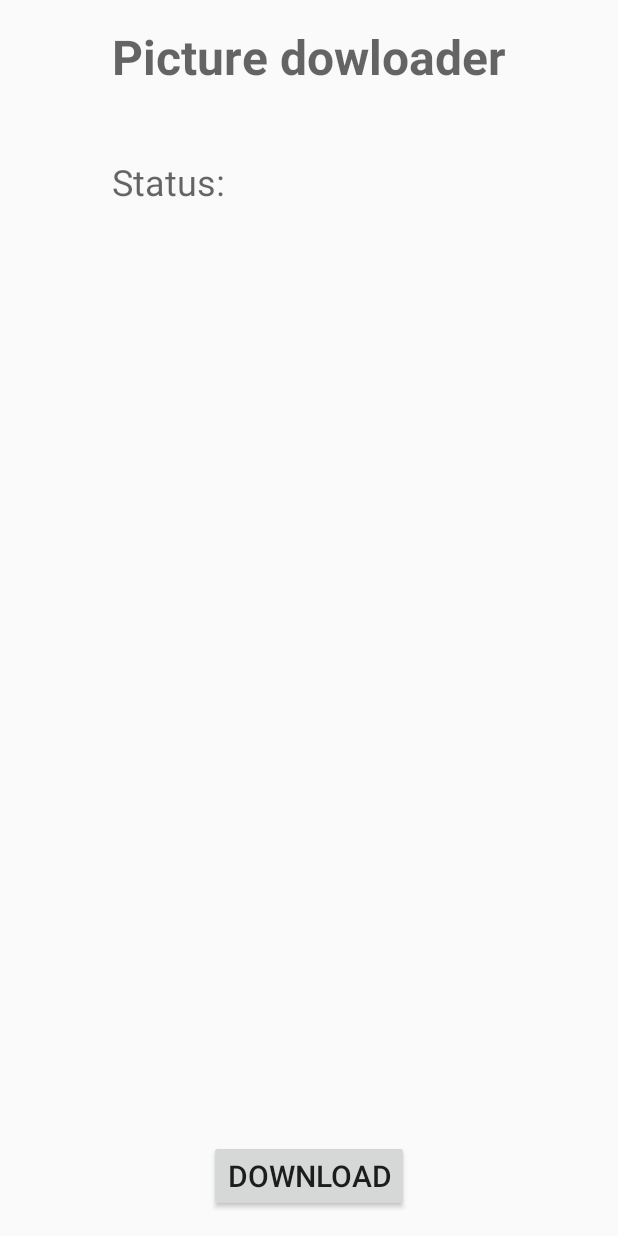
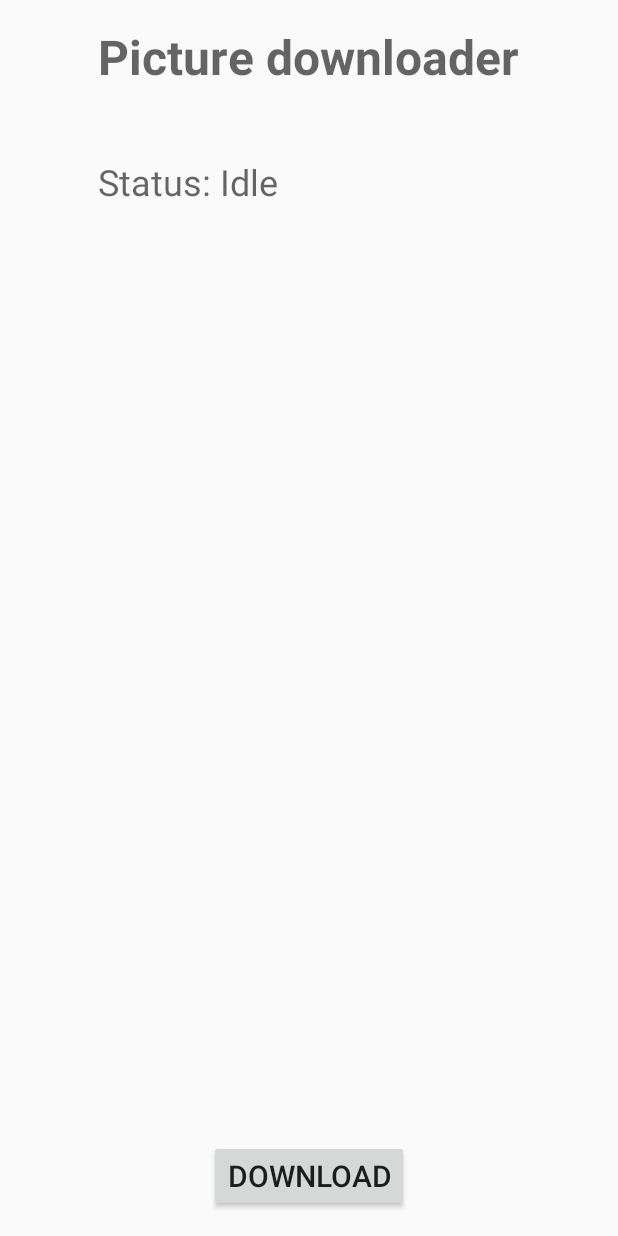
Before and after one commit to lena15n/fileandr, an Android app: the screen it shows after launch (MainActivity), on a phone screen of 412 x 824 dp. Run offline under Robolectric (Android 15) with nearby library versions, the phone set to English and light mode, and no system bars.

Commit message:
Add status label and button changes

```diff
--- a/FileAndr/app/src/main/java/com/lena/fileandr/MainActivity.java
+++ b/FileAndr/app/src/main/java/com/lena/fileandr/MainActivity.java
@@ -7,33 +7,59 @@ import android.graphics.Bitmap;
 import android.os.Bundle;
 import android.util.Log;
 import android.view.View;
+import android.widget.Button;
 import android.widget.ImageView;
 import android.widget.ProgressBar;
+import android.widget.TextView;
+import android.widget.Toast;
 
 public class MainActivity extends Activity implements LoaderManager.LoaderCallbacks<Bitmap> {
     private static final int LOADER_ID = 1;
     private static final String TAGG = "Zooo";
+    private static ProgressBar progressBar;
+    private static Button downloadButton;
+    private static TextView statusLabelTextView;
+
 
     @Override
     protected void onCreate(Bundle savedInstanceState) {
         super.onCreate(savedInstanceState);
         setContentView(R.layout.activity_main);
 
-        getLoaderManager().initLoader(LOADER_ID, null, this);
+        progressBar = (ProgressBar) findViewById(R.id.progress_bar);
+        progressBar.setVisibility(View.INVISIBLE);
 
-        ProgressBar progressBar = (ProgressBar) findViewById(R.id.progress_bar);
-        progressBar.setVisibility(View.INVISIBLE);
-        Log.d(TAGG, "create activ   idontnow");
+        statusLabelTextView = (TextView) findViewById(R.id.status_text_view);
+        statusLabelTextView.setText(getString(R.string.status_idle));
+
+        downloadButton = (Button) findViewById(R.id.button);
+        downloadButton.setOnClickListener(new View.OnClickListener() {
+            @Override
+            public void onClick(View v) {
+                getLoaderManager().initLoader(LOADER_ID, null, MainActivity.this);
+
+                Toast.makeText(getApplicationContext(), "oh man", Toast.LENGTH_LONG).show();
+            }
+        });
+
+        Log.d(TAGG, "--------create activity");
     }
 
     @Override
     public MyImageAsyncLoader<Bitmap> onCreateLoader(int id, Bundle args) {
         //initialize progress bar
-        ProgressBar progressBar = (ProgressBar) findViewById(R.id.progress_bar);
+        progressBar = (ProgressBar) findViewById(R.id.progress_bar);
         // установить в 0 и подписать на события изменения закачки progressBar.
         progressBar.setVisibility(View.VISIBLE);
 
-        Log.d(TAGG, " create loader idontnow");
+        statusLabelTextView = (TextView) findViewById(R.id.status_text_view);
+        statusLabelTextView.setText(getString(R.string.status_downloading));
+
+        downloadButton = (Button) findViewById(R.id.button);
+        downloadButton.setEnabled(false);
+
+
+        Log.d(TAGG, "---------- create loader");
         return new MyImageAsyncLoader<>(getApplicationContext());
     }
 
@@ -41,9 +67,20 @@ public class MainActivity extends Activity implements LoaderManager.LoaderCallba
     public void onLoadFinished(Loader<Bitmap> loader, Bitmap data) {
         switch (loader.getId()) {
             case LOADER_ID: {
+                progressBar = (ProgressBar) findViewById(R.id.progress_bar);
+                progressBar.setVisibility(View.INVISIBLE);
+
                 ImageView imageView = (ImageView) findViewById(R.id.image_view);
                 imageView.setImageBitmap(data);
-                Log.d(TAGG, "something finished idontnow");
+
+                statusLabelTextView = (TextView) findViewById(R.id.status_text_view);
+                statusLabelTextView.setText(getString(R.string.status_downloaded));
+
+                downloadButton = (Button) findViewById(R.id.button);
+                downloadButton.setText(R.string.open_button_text);
+                downloadButton.setEnabled(true);
+
+                Log.d(TAGG, "---------------download has been finished");
                 //imgLoader.DisplayImage(R.string.image_url, loader, (ImageView) findViewById(R.id.image_view));
             }
             break;
@@ -52,6 +89,7 @@ public class MainActivity extends Activity implements LoaderManager.LoaderCallba
 
     @Override
     public void onLoaderReset(Loader<Bitmap> loader) {
+        Toast.makeText(getApplicationContext(), "loader said no!!!!", Toast.LENGTH_LONG).show();//context, text, duration
         //clear old data
     }
 
--- a/FileAndr/app/src/main/java/com/lena/fileandr/MyImageAsyncLoader.java
+++ b/FileAndr/app/src/main/java/com/lena/fileandr/MyImageAsyncLoader.java
@@ -9,9 +9,6 @@ import java.net.MalformedURLException;
 import java.net.URL;
 import java.net.URLConnection;
 
-/**
- * Created by Lena on 8/24/2016.
- */
 public class MyImageAsyncLoader<Bitmap> extends AsyncTaskLoader<Bitmap> {
     private Bitmap image;
 
@@ -30,7 +27,7 @@ public class MyImageAsyncLoader<Bitmap> extends AsyncTaskLoader<Bitmap> {
             url = new URL(appContext.getResources().getString(R.string.image_url));
 
         } catch (MalformedURLException e) {
-           /* Toast.makeText(appContext, e.getMessage(), Toast.LENGTH_LONG).show();//context, text, duration*/
+
             e.printStackTrace();
         }
 
--- a/FileAndr/app/src/main/res/layout/activity_main.xml
+++ b/FileAndr/app/src/main/res/layout/activity_main.xml
@@ -25,7 +25,6 @@
         android:layout_width="wrap_content"
         android:layout_height="wrap_content"
         android:textAppearance="?android:attr/textAppearanceMedium"
-        android:text="@string/status_label_text"
         android:id="@+id/status_text_view"
         android:textSize="@dimen/status_label_text_size"
         android:layout_below="@+id/header_text_view"
--- a/FileAndr/app/src/main/res/values/strings.xml
+++ b/FileAndr/app/src/main/res/values/strings.xml
@@ -1,14 +1,13 @@
 <resources>
     <string name="app_name">FileAndr</string>
 
-    <string name="status_idle">Idle</string>
-    <string name="status_downloading">Downloading</string>
-    <string name="status_downloaded">Downloaded</string>
+    <string name="status_idle">Status: Idle</string>
+    <string name="status_downloading">Status: Downloading</string>
+    <string name="status_downloaded">Status: Downloaded</string>
 
     <string name="download_button_text">Download</string>
     <string name="open_button_text">Open</string>
-    <string name="status_label_text">Status: </string>
-    <string name="activity_header_text">Picture dowloader</string>
+    <string name="activity_header_text">Picture downloader</string>
     <!-- if url consists '&', you should replace it with '%26' or '&amp;'-->
     <string name="image_url">http://www.cat-tube.ru/wp-content/uploads/2015/06/1280.jpg</string>
 </resources>
```
